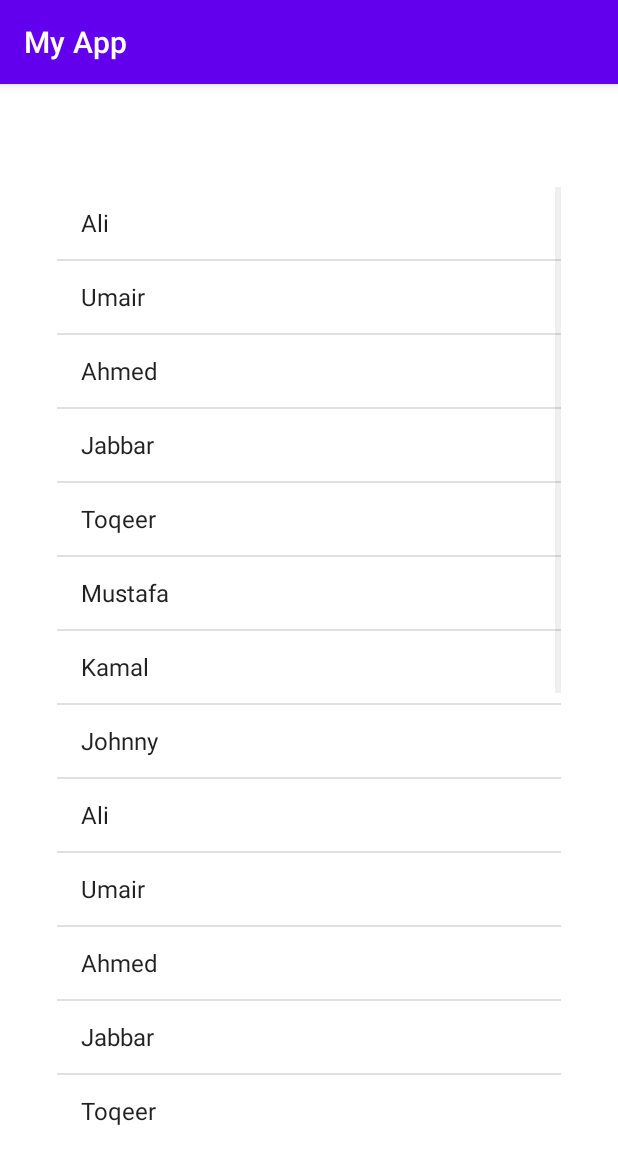
After one commit to zyn20/AndrioDev, an Android app: the Listviewexample1 screen opened directly, with no data from a screen before it, on a phone screen of 412 x 824 dp. The commit adds this screen. Shown: the top 1164 px of the screen. Run offline under Robolectric (Android 15) with nearby library versions, the phone set to English and light mode, and no system bars.

Commit message:
updated file

```diff
--- /dev/null
+++ b/app/src/main/java/com/example/bscssectionabatch20/Listviewexamples/Listviewexample1.java
@@ -0,0 +1,43 @@
+package com.example.bscssectionabatch20.Listviewexamples;
+
+import androidx.appcompat.app.AppCompatActivity;
+
+import android.annotation.SuppressLint;
+import android.os.Bundle;
+import android.view.View;
+import android.widget.AdapterView;
+import android.widget.ArrayAdapter;
+import android.widget.ListView;
+import android.widget.Toast;
+
+import com.example.bscssectionabatch20.R;
+
+public class Listviewexample1 extends AppCompatActivity {
+
+    String [] Studentlist = { "Ali","Umair","Ahmed","Jabbar","Toqeer","Mustafa","Kamal","Johnny","Ali","Umair","Ahmed","Jabbar","Toqeer","Mustafa","Kamal","Johnny","Ali","Umair","Ahmed","Jabbar","Toqeer","Mustafa","Kamal","Johnny" };
+    ListView listView;
+    @SuppressLint("MissingInflatedId")
+    @Override
+    protected void onCreate(Bundle savedInstanceState) {
+        super.onCreate(savedInstanceState);
+        setContentView(R.layout.activity_listviewexample1);
+        listView = findViewById(R.id.mylistviewexample1);
+
+
+    }
+
+    @Override
+    protected void onStart() {
+        super.onStart();
+        ArrayAdapter adaptor = new ArrayAdapter<String>(this, android.R.layout.simple_list_item_1,Studentlist);
+        listView.setAdapter(adaptor);
+        listView.setOnItemClickListener(new AdapterView.OnItemClickListener() {
+            @Override
+            public void onItemClick(AdapterView<?> parent, View view, int position, long id) {
+
+                Toast.makeText(Listviewexample1.this,position + " " + "Clicked",Toast.LENGTH_SHORT).show();
+            }
+        });
+
+    }
+}
--- /dev/null
+++ b/app/src/main/res/layout/activity_listviewexample1.xml
@@ -0,0 +1,17 @@
+<?xml version="1.0" encoding="utf-8"?>
+<androidx.constraintlayout.widget.ConstraintLayout xmlns:android="http://schemas.android.com/apk/res/android"
+    xmlns:app="http://schemas.android.com/apk/res-auto"
+    xmlns:tools="http://schemas.android.com/tools"
+    android:layout_width="match_parent"
+    android:layout_height="match_parent"
+    tools:context=".Listviewexamples.Listviewexample1">
+
+    <ListView
+        android:id="@+id/mylistviewexample1"
+        android:layout_width="336dp"
+        android:layout_height="631dp"
+        app:layout_constraintBottom_toBottomOf="parent"
+        app:layout_constraintEnd_toEndOf="parent"
+        app:layout_constraintStart_toStartOf="parent"
+        app:layout_constraintTop_toTopOf="parent" />
+</androidx.constraintlayout.widget.ConstraintLayout>
--- a/app/src/main/res/values/strings.xml
+++ b/app/src/main/res/values/strings.xml
@@ -35,4 +35,8 @@
     <string name="togglebutton">ToggleButton</string>
     <string name="togbtn">ToggleButton</string>
     <string name="togglebuttonnn">ToggleButton</string>
+    <string name="capture_image">Capture Image</string>
+    <string name="this_is_second_activity">This is Second Activity</string>
+    <string name="save_pref">Save Pref</string>
+    <string name="show_pref">Show Pref</string>
 </resources>
```
Also changed, not shown: app/src/main/AndroidManifest.xml (+37 -1 lines), app/src/main/java/com/example/bscssectionabatch20/SharedPreferenceExample/SharedPreferenceExample1.java (added, +90 -0 lines), app/src/main/java/com/example/bscssectionabatch20/intentexamples/intentexamplecaptureimage.java (added, +47 -0 lines), app/src/main/java/com/example/bscssectionabatch20/intentexamples/secondactivity.java (added, +31 -0 lines), app/src/main/res/layout/activity_intentexamplecaptureimage.xml (added, +34 -0 lines), app/src/main/res/layout/activity_secondactivity.xml (added, +33 -0 lines), app/src/main/res/layout/activity_shared_preference_example1.xml (added, +43 -0 lines).
